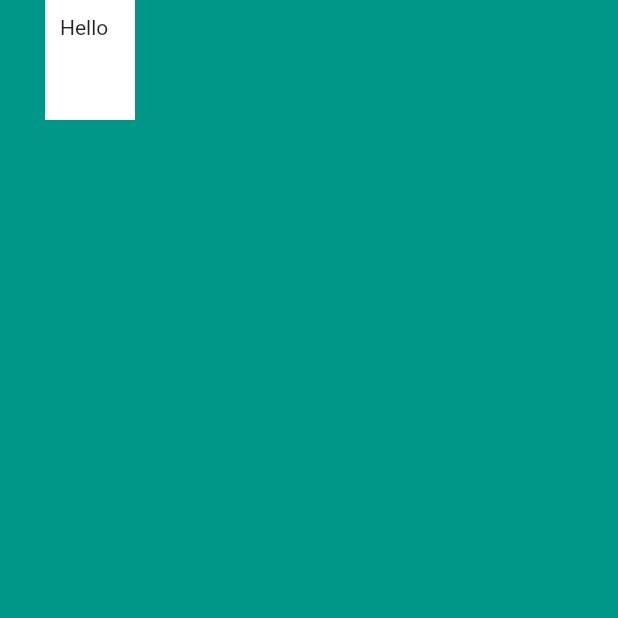
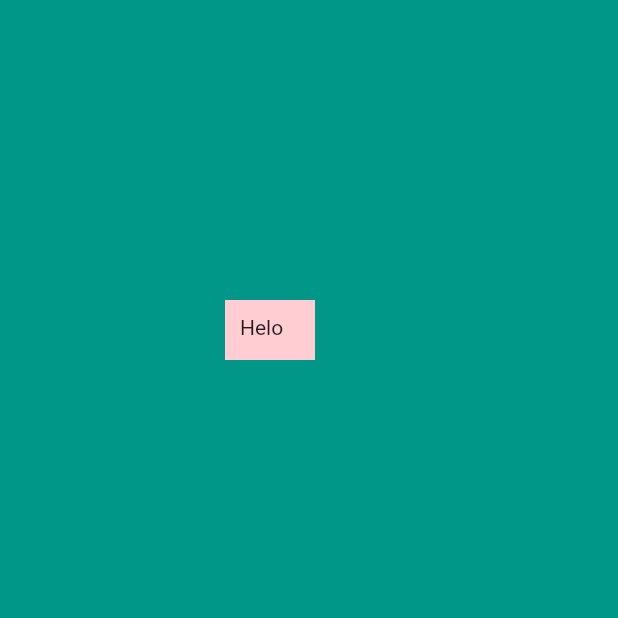
Before and after one commit to Mr-Perfectuz/flutter_card, a Flutter app: the screen it shows after launch, on a phone screen of 412 x 824 dp, the top half of it. Run offline on Flutter 3.47's test engine with Material 2 defaults, Android fonts, the phone set to English and light mode, and no system bars.

Commit message:
New stateless widged has been enabled

```diff
--- a/lib/main.dart
+++ b/lib/main.dart
@@ -17,12 +17,12 @@ class MyApp extends StatelessWidget {
         backgroundColor: Colors.teal,
         body: SafeArea(
           child: Container(
-            margin: EdgeInsets.only(left: 30),
+            margin: EdgeInsets.symmetric(vertical: 200.0, horizontal: 150.0),
             padding: EdgeInsets.all(10.0),
             width: 60,
-            height: 80,
-            color: Colors.white,
-            child: Text('Hello'),
+            height: 40,
+            color: Colors.red[100],
+            child: Text('Helo'),
           ),
         ),
       ),
```
